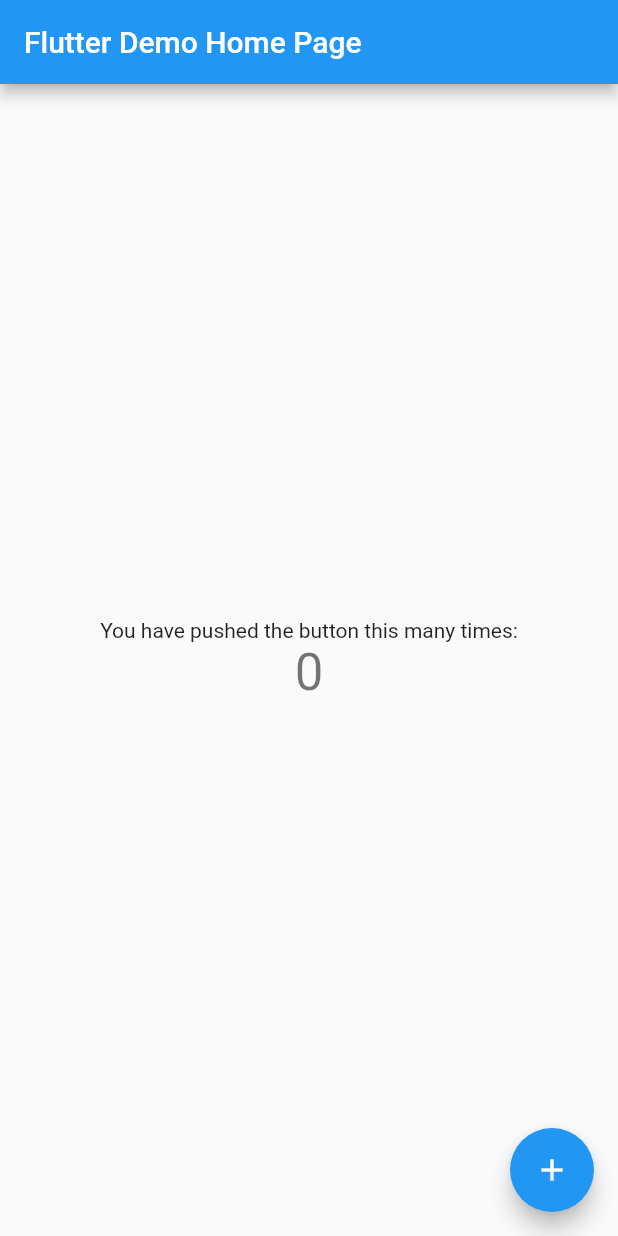
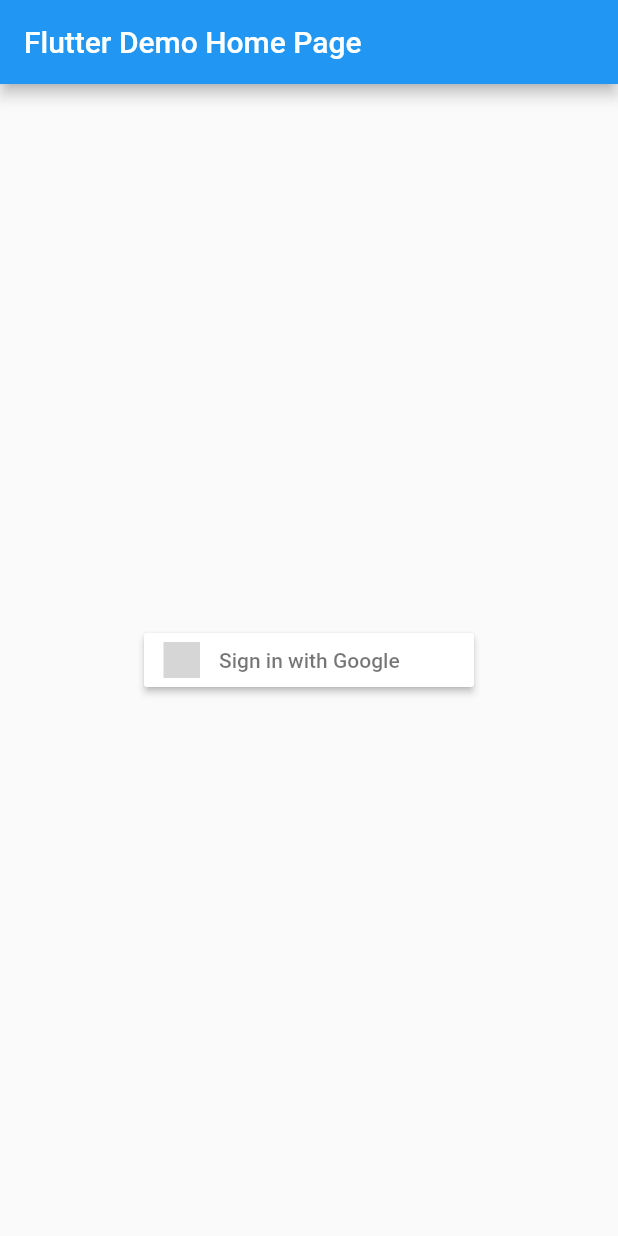
Before and after one commit to jmalfara/coffeebreak, a Flutter app: the screen it shows after launch, on a phone screen of 412 x 824 dp. Run offline on Flutter 3.47's test engine with Material 2 defaults, Android fonts, the phone set to English and light mode, and no system bars; our stand-ins replace firebase_auth, flutter_signin_button, google_sign_in; accounts and stored records are empty; grey boxes are pictures that could not be loaded.

```diff
--- a/lib/game.json
+++ b/lib/game.json
@@ -1,6 +1,6 @@
 {
-  "name": "Jump",
-  "world": "jump",
+  "name": "Maze",
+  "world": "maze",
   "thumbnail": "https://picsum.photos/200/300",
   "bounds": {
     "width": 100,
--- a/lib/main.dart
+++ b/lib/main.dart
@@ -1,4 +1,8 @@
+import 'package:coffeebreak/game_details.dart';
+import 'package:firebase_auth/firebase_auth.dart';
 import 'package:flutter/material.dart';
+import 'package:flutter_signin_button/flutter_signin_button.dart';
+import 'package:google_sign_in/google_sign_in.dart';
 
 void main() => runApp(MyApp());
 
@@ -8,104 +12,90 @@ class MyApp extends StatelessWidget {
   Widget build(BuildContext context) {
     return MaterialApp(
       title: 'Coffeebreak',
-      theme: ThemeData(
-        // This is the theme of your application.
-        //
-        // Try running your application with "flutter run". You'll see the
-        // application has a blue toolbar. Then, without quitting the app, try
-        // changing the primarySwatch below to Colors.green and then invoke
-        // "hot reload" (press "r" in the console where you ran "flutter run",
-        // or simply save your changes to "hot reload" in a Flutter IDE).
-        // Notice that the counter didn't reset back to zero; the application
-        // is not restarted.
-        primarySwatch: Colors.blue,
-      ),
-      home: MyHomePage(title: 'Flutter Demo Home Page'),
+      home:Scaffold(
+        appBar: AppBar(
+          title: Text('Flutter Demo Home Page')
+        ),
+        body: LoginBody(),
+      )
     );
   }
 }
 
-class MyHomePage extends StatefulWidget {
-  MyHomePage({Key key, this.title}) : super(key: key);
-
-  // This widget is the home page of your application. It is stateful, meaning
-  // that it has a State object (defined below) that contains fields that affect
-  // how it looks.
-
-  // This class is the configuration for the state. It holds the values (in this
-  // case the title) provided by the parent (in this case the App widget) and
-  // used by the build method of the State. Fields in a Widget subclass are
-  // always marked "final".
-
-  final String title;
+class LoginBody extends StatefulWidget {
+  LoginBody({Key key}) : super(key: key);
 
   @override
-  _MyHomePageState createState() => _MyHomePageState();
+  _LoginBodyState createState() => _LoginBodyState();
 }
 
-class _MyHomePageState extends State<MyHomePage> {
-  int _counter = 0;
+class _LoginBodyState extends State<LoginBody> {
+  final GoogleSignIn _googleSignIn = GoogleSignIn();
+  final FirebaseAuth _auth = FirebaseAuth.instance;
 
-  void _incrementCounter() {
-    setState(() {
-      // This call to setState tells the Flutter framework that something has
-      // changed in this State, which causes it to rerun the build method below
-      // so that the display can reflect the updated values. If we changed
-      // _counter without calling setState(), then the build method would not be
-      // called again, and so nothing would appear to happen.
-      _counter++;
+  List<Widget> _widgets = <Widget> [ CircularProgressIndicator() ];
+
+  @override
+  void initState() {
+    super.initState();
+
+    _auth.currentUser().then((user) {
+      if (user == null) {
+        setState(() {
+          _widgets = renderLoginOptions();
+        });
+      } else {
+        print("Already Logged in");
+        print(user);
+        // Navigate to the next screen
+        Navigator.pushReplacement(
+          context,
+          MaterialPageRoute(builder: (context) => GameDetailsRoute()),
+        );
+      }
     });
   }
 
   @override
   Widget build(BuildContext context) {
-    // This method is rerun every time setState is called, for instance as done
-    // by the _incrementCounter method above.
-    //
-    // The Flutter framework has been optimized to make rerunning build methods
-    // fast, so that you can just rebuild anything that needs updating rather
-    // than having to individually change instances of widgets.
-    return Scaffold(
-      appBar: AppBar(
-        // Here we take the value from the MyHomePage object that was created by
-        // the App.build method, and use it to set our appbar title.
-        title: Text(widget.title),
-      ),
-      body: Center(
-        // Center is a layout widget. It takes a single child and positions it
-        // in the middle of the parent.
+    return Center(
         child: Column(
-          // Column is also layout widget. It takes a list of children and
-          // arranges them vertically. By default, it sizes itself to fit its
-          // children horizontally, and tries to be as tall as its parent.
-          //
-          // Invoke "debug painting" (press "p" in the console, choose the
-          // "Toggle Debug Paint" action from the Flutter Inspector in Android
-          // Studio, or the "Toggle Debug Paint" command in Visual Studio Code)
-          // to see the wireframe for each widget.
-          //
-          // Column has various properties to control how it sizes itself and
-          // how it positions its children. Here we use mainAxisAlignment to
-          // center the children vertically; the main axis here is the vertical
-          // axis because Columns are vertical (the cross axis would be
-          // horizontal).
           mainAxisAlignment: MainAxisAlignment.center,
-          children: <Widget>[
-            Text(
-              'You have pushed the button this many times:',
-            ),
-            Text(
-              '$_counter',
-              style: Theme.of(context).textTheme.display1,
-            ),
-          ],
+          children: _widgets
         ),
-      ),
-      floatingActionButton: FloatingActionButton(
-        onPressed: _incrementCounter,
-        tooltip: 'Increment',
-        child: Icon(Icons.add),
-      ), // This trailing comma makes auto-formatting nicer for build methods.
     );
   }
+
+  List<Widget> renderLoadingIndicator() {
+    return <Widget> [
+      CircularProgressIndicator()
+    ];
+  }
+
+  List<Widget> renderLoginOptions() {
+    return <Widget> [
+      SignInButton(
+        Buttons.Google,
+        text: "Sign in with Google",
+        onPressed: _loginWithGoogle,
+      ),
+    ];
+  }
+
+  void _loginWithGoogle() async {
+    _googleSignIn.signOut();
+    final GoogleSignInAccount googleUser = await _googleSignIn.signIn();
+    final GoogleSignInAuthentication googleAuth = await googleUser.authentication;
+
+    final AuthCredential credential = GoogleAuthProvider.getCredential(
+      accessToken: googleAuth.accessToken,
+      idToken: googleAuth.idToken,
+    );
+
+    print(credential);
+
+    final FirebaseUser user = await _auth.signInWithCredential(credential);
+
+    print(user);
+  }
 }
--- a/pubspec.yaml
+++ b/pubspec.yaml
@@ -20,11 +20,17 @@ dependencies:
   flutter:
     sdk: flutter
 
+  http: ^0.12.0+1
+
   flame: ^0.10.2
   rxdart: ^0.21.0
 
   firebase_core: ^0.3.1  # add dependency for Firebase Core
   firebase_auth: ^0.8.2
+
+  # UI Helper Dependencies
+  flutter_signin_button: ^0.2.8
+  google_sign_in: ^4.0.1+1
 
   # The following adds the Cupertino Icons font to your application.
   # Use with the CupertinoIcons class for iOS style icons.
```
Also changed, not shown: lib/game_details.dart (added, +51 -0 lines), pubspec.lock, 1 other file.
